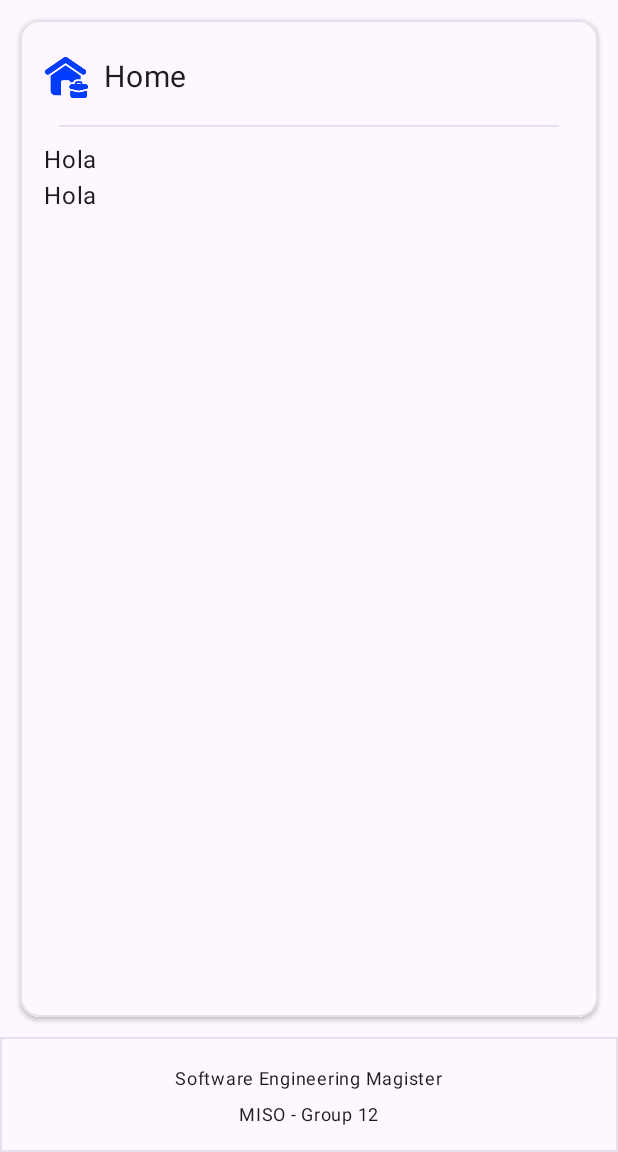
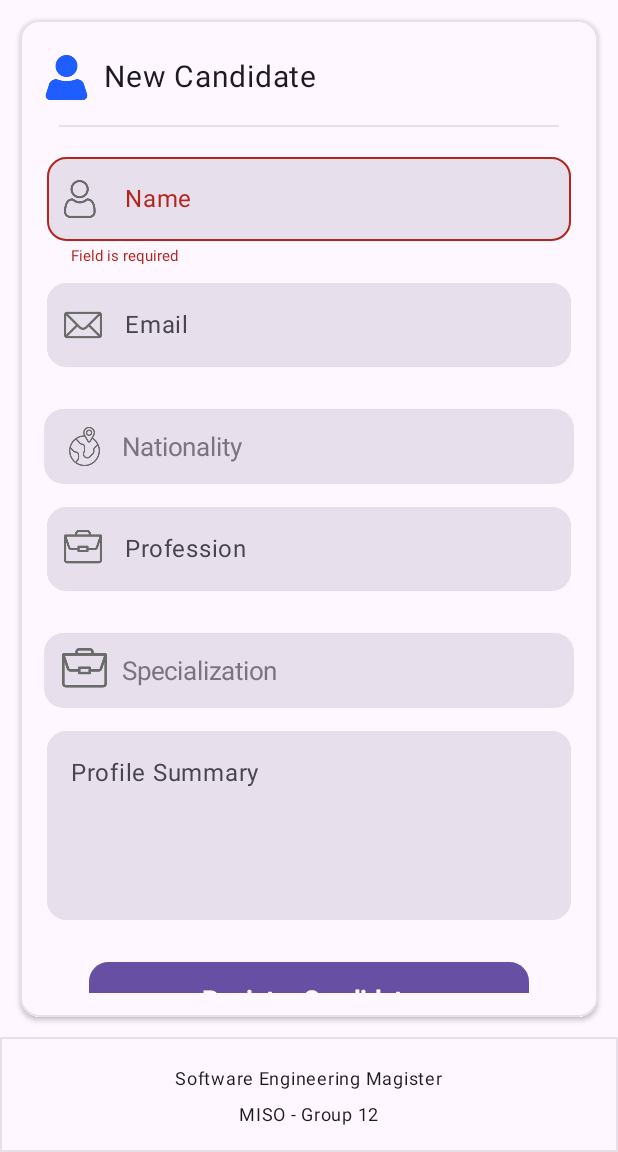
Before and after one commit to alejo44b/abcjobs, an Android app built with Jetpack Compose: the Dashboard screen opened directly, with no data from a screen before it, on a phone screen of 412 x 824 dp, the part 84-1236 px from its top. Run offline under Robolectric (Android 15) with nearby library versions, the phone set to English and light mode, and no system bars; our stand-ins replace accompanist; network calls fail.

Commit message:
feat: Formulario Nuevo Candidato

```diff
--- a/app/build.gradle.kts
+++ b/app/build.gradle.kts
@@ -82,6 +82,9 @@ dependencies {
     //implementation("com.squareup.okhttp3:okhttp")
     //implementation("com.squareup.okhttp3:logging-interceptor")
 
+    implementation ("com.google.accompanist:accompanist-insets:0.16.0")
+    implementation ("com.google.accompanist:accompanist-systemuicontroller:0.16.0")
+
     implementation("com.android.volley:volley:1.2.1")
 
     testImplementation("com.squareup.okhttp3:mockwebserver:4.11.0")
--- /dev/null
+++ b/app/src/main/java/com/example/abcjobs/ui/candidate/newCandidate.kt
@@ -0,0 +1,91 @@
+package com.example.abcjobs.ui.candidate
+
+import androidx.compose.foundation.layout.Column
+import androidx.compose.foundation.layout.Row
+import androidx.compose.foundation.layout.Spacer
+import androidx.compose.foundation.layout.fillMaxWidth
+import androidx.compose.foundation.layout.height
+import androidx.compose.foundation.rememberScrollState
+import androidx.compose.foundation.verticalScroll
+import androidx.compose.runtime.Composable
+import androidx.compose.runtime.LaunchedEffect
+import androidx.compose.runtime.MutableState
+import androidx.compose.runtime.mutableStateOf
+import androidx.compose.runtime.remember
+import androidx.compose.runtime.rememberCoroutineScope
+import androidx.compose.ui.Modifier
+import androidx.compose.ui.platform.LocalContext
+import androidx.compose.ui.tooling.preview.Preview
+import androidx.compose.ui.unit.dp
+import com.example.abcjobs.R
+import com.example.abcjobs.ui.dashboard.Boton
+import com.example.abcjobs.ui.dashboard.Campo
+import com.example.abcjobs.ui.dashboard.CampoMultilinea
+import com.example.abcjobs.ui.dashboard.Select
+import com.google.accompanist.insets.imePadding
+import com.google.accompanist.systemuicontroller.rememberSystemUiController
+import kotlinx.coroutines.launch
+
+@Composable
+fun NewCandidate(title: MutableState<String>, img: MutableState<Int>) {
+    val context = LocalContext.current
+    title.value = context.getString(R.string.menu_newCandidate)
+    img.value = R.drawable.usuario_logo
+
+    val nombre = remember { mutableStateOf("") }
+    val email = remember { mutableStateOf("") }
+    val nacionalidad = remember { mutableStateOf(context.getString(R.string.newCan_Nacionalidad)) }
+    val profesion = remember { mutableStateOf("") }
+    val especialidad = remember { mutableStateOf(context.getString(R.string.newCan_Specialization)) }
+    val resumen = remember { mutableStateOf("") }
+    val documentos = remember { mutableStateOf("") }
+
+    val scrollState = rememberScrollState()
+    val systemUiController = rememberSystemUiController()
+
+    Column (modifier = Modifier
+        .fillMaxWidth()
+        .verticalScroll(scrollState)
+        .imePadding()
+    ){
+
+        Campo(nombre, context.getString(R.string.newCan_name), R.drawable.user)
+        Campo(email, context.getString(R.string.email), R.drawable.mail)
+        Select(listOf(
+            "Colombia",
+            "Estados Unidos",
+            "España",
+            "Argentina"
+        ), nacionalidad, R.drawable.nacionalidad)
+        Campo(profesion, context.getString(R.string.newCan_profesion), R.drawable.trabajo)
+        Select(listOf(
+            "Ingeniería de sistemas",
+            "Ingeniería de software",
+            "Ingeniería de telecomunicaciones",
+        ), especialidad, R.drawable.trabajo)
+        CampoMultilinea(resumen, context.getString(R.string.newCan_Resumen))
+        /*Row(){
+            Campo(documentos, context.getString(R.string.newCan_docs), R.drawable.docs)
+            Boton(
+                context.getString(R.string.newCan_button),
+                onClick = {
+                    println("Siuuuu")
+                }
+            )
+        }*/
+        Boton(
+            context.getString(R.string.newCan_button),
+            onClick = {
+                println("Siuuuu")
+            })
+    }
+}
+
+@Preview(showBackground = true)
+@Composable
+fun NewCandidatePreview() {
+    val context = LocalContext.current
+    val title = remember { mutableStateOf(context.getString(R.string.layout_home)) }
+    val img = remember { mutableStateOf(R.drawable.home) }
+    NewCandidate(title, img)
+}
--- /dev/null
+++ b/app/src/main/java/com/example/abcjobs/ui/dashboard/dashUtils.kt
@@ -0,0 +1,291 @@
+package com.example.abcjobs.ui.dashboard
+
+import android.annotation.SuppressLint
+import androidx.compose.foundation.Image
+import androidx.compose.foundation.layout.Arrangement
+import androidx.compose.foundation.layout.Box
+import androidx.compose.foundation.layout.Column
+import androidx.compose.foundation.layout.Row
+import androidx.compose.foundation.layout.fillMaxHeight
+import androidx.compose.foundation.layout.fillMaxWidth
+import androidx.compose.foundation.layout.heightIn
+import androidx.compose.foundation.layout.padding
+import androidx.compose.foundation.layout.paddingFromBaseline
+import androidx.compose.foundation.layout.size
+import androidx.compose.foundation.rememberScrollState
+import androidx.compose.foundation.shape.RoundedCornerShape
+import androidx.compose.foundation.verticalScroll
+import androidx.compose.material3.Button
+import androidx.compose.material3.ButtonDefaults
+import androidx.compose.material3.DropdownMenu
+import androidx.compose.material3.DropdownMenuItem
+import androidx.compose.material3.ExperimentalMaterial3Api
+import androidx.compose.material3.MaterialTheme
+import androidx.compose.material3.OutlinedTextField
+import androidx.compose.material3.Text
+import androidx.compose.material3.TextButton
+import androidx.compose.material3.TextFieldDefaults
+import androidx.compose.runtime.Composable
+import androidx.compose.runtime.MutableState
+import androidx.compose.runtime.getValue
+import androidx.compose.runtime.mutableStateOf
+import androidx.compose.runtime.remember
+import androidx.compose.runtime.saveable.rememberSaveable
+import androidx.compose.runtime.setValue
+import androidx.compose.ui.Alignment
+import androidx.compose.ui.Modifier
+import androidx.compose.ui.focus.onFocusChanged
+import androidx.compose.ui.platform.LocalContext
+import androidx.compose.ui.res.painterResource
+import androidx.compose.ui.text.TextStyle
+import androidx.compose.ui.text.font.FontWeight
+import androidx.compose.ui.text.input.PasswordVisualTransformation
+import androidx.compose.ui.text.input.VisualTransformation
+import androidx.compose.ui.unit.dp
+import androidx.compose.ui.unit.sp
+import com.example.abcjobs.R
+import java.util.regex.Pattern
+
+@OptIn(ExperimentalMaterial3Api::class)
+@Composable
+fun Campo(text: MutableState<String>, labelValue:String, painter: Int, validators: Array<String> = arrayOf("Required"), password: Boolean = false, valid: MutableState<Boolean> = mutableStateOf(true)) {
+    val context = LocalContext.current
+    var errorMessage by remember { mutableStateOf<String?>(null) }
+    var clicked by rememberSaveable { mutableStateOf(false) }
+
+    val pattern = Pattern.compile("^[a-zA-Z0-9]*$")
+
+    Column(
+        modifier = Modifier
+            .fillMaxWidth()
+            .padding(2.dp),
+        horizontalAlignment = Alignment.CenterHorizontally
+    ) {
+        OutlinedTextField(
+            value = text.value,
+            onValueChange = {
+                text.value = it
+                errorMessage = if(validators.contains("Alphanumeric") && !pattern.matcher(it).matches()) context.getString(
+                    R.string.login_asset_alfanumerico) else null
+                errorMessage = if(validators.contains("Required") && it.isEmpty()) context.getString(
+                    R.string.login_asset_required) else errorMessage
+                valid.value = errorMessage == null
+            },
+            modifier = Modifier
+                .onFocusChanged {
+                    if (it.isFocused) {
+                        clicked = true
+                    }
+                    if (!it.isFocused && clicked) {
+                        errorMessage = if (validators.contains("Alphanumeric") && !pattern
+                                .matcher(text.value)
+                                .matches()
+                        ) context.getString(
+                            R.string.login_asset_alfanumerico
+                        ) else null
+                        errorMessage =
+                            if (validators.contains("Required") && text.value.isEmpty()) context.getString(
+                                R.string.login_asset_required
+                            ) else errorMessage
+                        valid.value = errorMessage == null
+                    }
+                }
+                .fillMaxWidth(),
+            label = { Text(labelValue) },
+            isError = errorMessage != null,
+            leadingIcon = { Image(
+                painter = painterResource(id = painter),
+                contentDescription = "Username Icon",
+                modifier = Modifier.size(25.dp)) },
+            shape = RoundedCornerShape(13.dp),
+            colors = TextFieldDefaults.outlinedTextFieldColors(
+                containerColor = MaterialTheme.colorScheme.surfaceVariant,
+                unfocusedBorderColor = MaterialTheme.colorScheme.surfaceVariant,
+                focusedBorderColor = MaterialTheme.colorScheme.primary,
+                cursorColor = MaterialTheme.colorScheme.primary,
+                focusedLabelColor = MaterialTheme.colorScheme.primary,
+            ),
+            singleLine = true,
+            visualTransformation = if (password) PasswordVisualTransformation() else VisualTransformation.None,
+            supportingText = {
+                errorMessage?.let {
+                    Text(
+                        text = it,
+                        style = TextStyle(
+                            fontSize = 10.sp,
+                            fontWeight = FontWeight.Normal,
+                            color = MaterialTheme.colorScheme.error
+                        )
+                    )
+                }
+            }
+        )
+    }
+}
+
+@SuppressLint("SuspiciousIndentation")
+@OptIn(ExperimentalMaterial3Api::class)
+@Composable
+fun CampoMultilinea(text: MutableState<String>, labelValue:String, validators: Array<String> = arrayOf("Required"), password: Boolean = false, valid: MutableState<Boolean> = mutableStateOf(true)) {
+    val context = LocalContext.current
+    var errorMessage by remember { mutableStateOf<String?>(null) }
+    var clicked by rememberSaveable { mutableStateOf(false) }
+
+    val pattern = Pattern.compile("^[a-zA-Z0-9]*$")
+        Column(
+            modifier = Modifier
+                .fillMaxWidth()
+                .padding(2.dp),
+            horizontalAlignment = Alignment.CenterHorizontally
+        ) {
+            OutlinedTextField(
+                value = text.value,
+                onValueChange = {
+                    if (it.split("\\s+".toRegex()).size <= 1000) {
+                        text.value = it
+                    }
+                    errorMessage =
+                        if (validators.contains("Required") && it.isEmpty()) context.getString(
+                            R.string.login_asset_required
+                        ) else errorMessage
+                    valid.value = errorMessage == null
+                },
+                modifier = Modifier
+                    .onFocusChanged {
+                        if (it.isFocused) {
+                            clicked = true
+                        }
+                        if (!it.isFocused && clicked) {
+                            errorMessage = if (validators.contains("Alphanumeric") && !pattern
+                                    .matcher(text.value)
+                                    .matches()
+                            ) context.getString(
+                                R.string.login_asset_alfanumerico
+                            ) else null
+                            errorMessage =
+                                if (validators.contains("Required") && text.value.isEmpty()) context.getString(
+                                    R.string.login_asset_required
+                                ) else errorMessage
+                            valid.value = errorMessage == null
+                        }
+                    }
+                    .fillMaxWidth()
+                    .size(150.dp),
+                label = { Text(labelValue) },
+                maxLines = 5,
+                isError = errorMessage != null,
+                shape = RoundedCornerShape(13.dp),
+                colors = TextFieldDefaults.outlinedTextFieldColors(
+                    containerColor = MaterialTheme.colorScheme.surfaceVariant,
+                    unfocusedBorderColor = MaterialTheme.colorScheme.surfaceVariant,
+                    focusedBorderColor = MaterialTheme.colorScheme.primary,
+                    cursorColor = MaterialTheme.colorScheme.primary,
+                    focusedLabelColor = MaterialTheme.colorScheme.primary,
+                ),
+                visualTransformation = if (password) PasswordVisualTransformation() else VisualTransformation.None,
+                supportingText = {
+                    errorMessage?.let {
+                        Text(
+                            text = it,
+                            style = TextStyle(
+                                fontSize = 10.sp,
+                                fontWeight = FontWeight.Normal,
+                                color = MaterialTheme.colorScheme.error
+                            )
+                        )
+                    }
+                })
+    }
+}
+
+@Composable
+fun Select(items: List<String>, selectedItem: MutableState<String>, img: Int) {
+    var expanded by remember { mutableStateOf(false) }
+    Column(
+        modifier = Modifier
+            .fillMaxWidth()
+            .padding(top = 10.dp, bottom = 5.dp),
+    ) {
+        TextButton(
+            shape = RoundedCornerShape(13.dp),
+            colors = ButtonDefaults.textButtonColors(
+                containerColor = MaterialTheme.colorScheme.surfaceVariant,
+            ),
+            onClick = { expanded = true },
+            modifier = Modifier
+                .fillMaxWidth()
+                .size(50.dp),
+        ) {
+            Row (
+                verticalAlignment = Alignment.CenterVertically,
+                horizontalArrangement = Arrangement.Start,
+                modifier = Modifier.fillMaxWidth()
+            ){
+                Image(
+                    painter = painterResource(id = img),
+                    contentDescription = "ABC Jobs",
+                    Modifier
+                        .size(40.dp)
+                        .padding(end = 10.dp)
+                )
+                Text(
+                    text = selectedItem.value,
+                    style = TextStyle(
+                        fontSize = 17.sp,
+                        fontWeight = FontWeight.Normal
+                    ),
+                    color = MaterialTheme.colorScheme.outline
+                )
+            }
+        }
+        DropdownMenu(
+            expanded = expanded,
+            onDismissRequest = { expanded = false },
+            modifier = Modifier
+                .fillMaxWidth()
+                .padding(horizontal = 25.dp)
+        ) {
+            items.forEach{label ->
+                DropdownMenuItem(
+                    text = { Text(label) },
+                    onClick = {
+                        selectedItem.value = label
+                        expanded = false },
+                    modifier = Modifier
+                        .padding(horizontal = 25.dp)
+                )
+            }
+        }
+    }
+
+}
+
+@Composable
+fun Boton(label: String, onClick: () -> Unit, valid: MutableState<Boolean> = mutableStateOf(true)) {
+    Column(
+        modifier = Modifier
+            .fillMaxWidth()
+            .padding(horizontal = 30.dp, vertical = 10.dp),
+        horizontalAlignment = Alignment.CenterHorizontally
+    ) {
+        Button(
+            onClick = onClick,
+            enabled = valid.value,
+            modifier = Modifier
+                .fillMaxWidth()
+                .size(50.dp),
+            colors = ButtonDefaults.buttonColors(
+                containerColor = MaterialTheme.colorScheme.primary,
+            ),
+            shape = RoundedCornerShape(13.dp)
+        ) {
+            Text(
+                text = label,
+                style = TextStyle(
+                    fontSize = 17.sp,
+                    fontWeight = FontWeight.Bold
+                )
+            )
+        }
+    }
+}
--- a/app/src/main/java/com/example/abcjobs/ui/dashboard/drawer.kt
+++ b/app/src/main/java/com/example/abcjobs/ui/dashboard/drawer.kt
@@ -46,6 +46,7 @@ import androidx.compose.ui.unit.Dp
 import androidx.compose.ui.unit.dp
 import androidx.compose.ui.unit.sp
 import androidx.compose.ui.window.Popup
+import androidx.navigation.NavController
 import com.example.abcjobs.Dashboard
 import com.example.abcjobs.MainActivity
 import com.example.abcjobs.R
@@ -56,6 +57,7 @@ import java.util.Locale
 fun DrawerMenu(
     onDismissRequest: () -> Unit,
     drawerOpen: Boolean,
+    navController: NavController
 ) {
     val animationDuration = 2000
 
@@ -108,7 +110,10 @@ fun DrawerMenu(
                                         contentDescription = context.getString(R.string.menu_newCandidate)
                                     )
                                 ) , onItemClick = {
-                                    if (it.id == "logout") {
+                                    if (it.id == "newCandidate") {
+                                        navController.navigate("newCandidate")
+                                    }
+                                    else if (it.id == "logout") {
                                         val sharedPref = context.getSharedPreferences("auth", ComponentActivity.MODE_PRIVATE)
                                         with (sharedPref.edit()) {
                                             putString("token", null)
@@ -243,5 +248,5 @@ fun DrawerBody(
 @Preview(name = "Drawer")
 @Composable
 private fun PreviewDrawer() {
-    DrawerMenu(onDismissRequest = { }, true)
+    DrawerMenu(onDismissRequest = { }, true, NavController(LocalContext.current))
 }
--- a/app/src/main/java/com/example/abcjobs/ui/dashboard/layout.kt
+++ b/app/src/main/java/com/example/abcjobs/ui/dashboard/layout.kt
@@ -35,17 +35,23 @@ import androidx.compose.ui.res.painterResource
 import androidx.compose.ui.tooling.preview.Preview
 import androidx.compose.ui.unit.dp
 import androidx.compose.ui.unit.sp
+import androidx.navigation.compose.rememberNavController
 import com.example.abcjobs.R
+import com.example.abcjobs.ui.navigation.DashboardNavigation
 
 @SuppressLint("UnusedMaterial3ScaffoldPaddingParameter")
 @OptIn(ExperimentalMaterial3Api::class)
 @Composable
 fun Layout() {
     val (drawerOpen, setDrawerOpen) = remember { mutableStateOf(false) }
+    val navController = rememberNavController()
     val context = LocalContext.current
 
+    val title = remember { mutableStateOf(context.getString(R.string.layout_home)) }
+    val img = remember { mutableStateOf(R.drawable.home) }
+
     if (drawerOpen) {
-        DrawerMenu(onDismissRequest = { setDrawerOpen(false) }, drawerOpen = true)
+        DrawerMenu(onDismissRequest = { setDrawerOpen(false) }, drawerOpen = true, navController = navController)
     }
 
     Scaffold(
@@ -89,13 +95,13 @@ fun Layout() {
                         verticalAlignment = Alignment.CenterVertically,
                     ){
                         Image(
-                            painter = painterResource(id = R.drawable.home),
+                            painter = painterResource(id = img.value),
                             contentDescription = "Home",
                             modifier = Modifier
                                 .size(30.dp)
                         )
                         Text(
-                            text = context.getString(R.string.layout_home),
+                            text = title.value,
                             fontSize = 20.sp,
                             modifier = Modifier.padding(10.dp)
                         )
@@ -105,10 +111,7 @@ fun Layout() {
                         thickness = 1.dp,
                         modifier = Modifier.padding(10.dp)
                     )
-                    Column {
-                        Text(text = "Hola")
-                        Text(text = "Hola")
-                    }
+                    DashboardNavigation(navController, title, img)
                 }
 
                 Box(
--- a/app/src/main/java/com/example/abcjobs/ui/login/login.kt
+++ b/app/src/main/java/com/example/abcjobs/ui/login/login.kt
@@ -44,6 +44,7 @@ import androidx.navigation.NavController
 import androidx.navigation.compose.rememberNavController
 import com.example.abcjobs.Dashboard
 import com.example.abcjobs.services.network.Security
+import com.google.accompanist.insets.imePadding
 
 import kotlinx.coroutines.Dispatchers
 import kotlinx.coroutines.withContext
@@ -65,7 +66,8 @@ fun LoginBody(navController: NavController, application: Application) {
 
     Column (
         modifier = Modifier
-            .fillMaxHeight(1f),
+            .fillMaxHeight(1f)
+            .imePadding(),
         verticalArrangement = Arrangement.Center
     ){
         var username = remember { mutableStateOf("") }
--- a/app/src/main/java/com/example/abcjobs/ui/login/register.kt
+++ b/app/src/main/java/com/example/abcjobs/ui/login/register.kt
@@ -37,6 +37,7 @@ import androidx.compose.ui.unit.sp
 import androidx.navigation.NavController
 import androidx.navigation.compose.rememberNavController
 import com.example.abcjobs.ui.navigation.LoginScreens
+import com.google.accompanist.insets.imePadding
 
 @Composable
 fun Register(navController: NavController) {
@@ -56,7 +57,8 @@ fun RegisterBody(navController: NavController) {
         modifier = Modifier
             .fillMaxHeight(1f)
             .verticalScroll(scrollState)
-            .padding(horizontal = 0.dp, vertical = 30.dp),
+            .padding(horizontal = 0.dp, vertical = 30.dp)
+            .imePadding(),
         verticalArrangement = Arrangement.Center
     ){
         val context = LocalContext.current
--- /dev/null
+++ b/app/src/main/java/com/example/abcjobs/ui/navigation/DashboardScreens.kt
@@ -0,0 +1,5 @@
+package com.example.abcjobs.ui.navigation
+
+sealed class DashboardScreens (val route: String){
+    object NewCandidate : DashboardScreens("new_candidate")
+}
--- a/app/src/main/java/com/example/abcjobs/ui/navigation/LoginNavigation.kt
+++ b/app/src/main/java/com/example/abcjobs/ui/navigation/navigation.kt
@@ -2,9 +2,13 @@ package com.example.abcjobs.ui.navigation
 
 import android.app.Application
 import androidx.compose.runtime.Composable
+import androidx.compose.runtime.MutableState
+import androidx.navigation.NavController
+import androidx.navigation.NavHostController
 import androidx.navigation.compose.NavHost
 import androidx.navigation.compose.composable
 import androidx.navigation.compose.rememberNavController
+import com.example.abcjobs.ui.candidate.NewCandidate
 import com.example.abcjobs.ui.login.Login
 import com.example.abcjobs.ui.login.Register
 import com.example.abcjobs.ui.login.SplashScreen
@@ -27,3 +31,15 @@ fun LoginNavigation(application: Application) {
         }
     }
 }
+
+@Composable
+fun DashboardNavigation(navController: NavHostController, title: MutableState<String>, img: MutableState<Int>) {
+    NavHost(
+        navController = navController,
+        startDestination = DashboardScreens.NewCandidate.route
+    ){
+        composable(DashboardScreens.NewCandidate.route){
+            NewCandidate(title = title, img)
+        }
+    }
+}
--- a/app/src/main/res/values/strings.xml
+++ b/app/src/main/res/values/strings.xml
@@ -33,4 +33,12 @@
     <string name="layout_maestria">Software Engineering Magister</string>
     <string name="layout_grupo">MISO - Group 12</string>
     <string name="layout_home">Home</string>
+    <string name="newCan_name">Name</string>
+    <string name="newCan_Nacionalidad">Nationality</string>
+    <string name="newCan_profesion">Profession</string>
+    <string name="newCan_Specialization">Specialization</string>
+    <string name="newCan_Resumen">Profile Summary</string>
+    <string name="newCan_docs">Documents</string>
+    <string name="newCan_exam">Search</string>
+    <string name="newCan_button">Register Candidate</string>
 </resources>
```
Also changed, not shown: app/src/main/res/drawable/docs.png (added), app/src/main/res/drawable/nacionalidad.png (added), app/src/main/res/drawable/trabajo.png (added), 1 other file.
